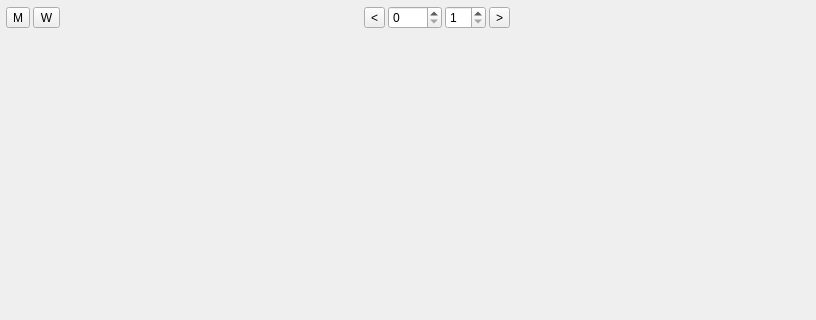
First picture: the form in widgets/CalendarMode/CalendarModeWidget.ui, repository SeptemberHX/TodoManager, before the edit; both pictures show x 0 to 816 and y 0 to 320 of the 816 by 565 pixel window.
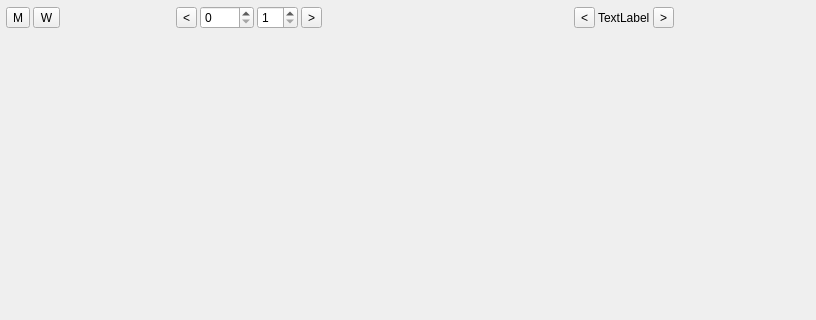
Second picture: the form after the edit.

Commit message: Add: add CalendarWeekWidget to CalendarModeWidget

```diff
--- a/widgets/CalendarMode/CalendarModeWidget.ui
+++ b/widgets/CalendarMode/CalendarModeWidget.ui
@@ -95,6 +95,24 @@
        </widget>
       </item>
       <item>
+       <widget class="QWidget" name="monthOperationWidget" native="true">
+        <layout class="QHBoxLayout" name="horizontalLayout_5">
+         <property name="spacing">
+          <number>3</number>
+         </property>
+         <property name="leftMargin">
+          <number>0</number>
+         </property>
+         <property name="topMargin">
+          <number>0</number>
+         </property>
+         <property name="rightMargin">
+          <number>0</number>
+         </property>
+         <property name="bottomMargin">
+          <number>0</number>
+         </property>
+         <item>
        <spacer name="horizontalSpacer">
         <property name="orientation">
          <enum>Qt::Horizontal</enum>
@@ -145,11 +163,82 @@
         </property>
         <property name="sizeHint" stdset="0">
          <size>
+             <width>75</width>
+             <height>20</height>
+            </size>
+           </property>
+          </spacer>
+         </item>
+        </layout>
+       </widget>
+      </item>
+      <item>
+       <widget class="QWidget" name="weekOperationWidget" native="true">
+        <layout class="QHBoxLayout" name="horizontalLayout_4">
+         <property name="spacing">
+          <number>3</number>
+         </property>
+         <property name="leftMargin">
+          <number>0</number>
+         </property>
+         <property name="topMargin">
+          <number>0</number>
+         </property>
+         <property name="rightMargin">
+          <number>0</number>
+         </property>
+         <property name="bottomMargin">
+          <number>0</number>
+         </property>
+         <item>
+          <spacer name="horizontalSpacer_3">
+           <property name="orientation">
+            <enum>Qt::Horizontal</enum>
+           </property>
+           <property name="sizeHint" stdset="0">
+            <size>
           <width>40</width>
           <height>20</height>
          </size>
         </property>
        </spacer>
+         </item>
+         <item>
+          <widget class="QToolButton" name="prevWeekButton">
+           <property name="text">
+            <string>&lt;</string>
+           </property>
+          </widget>
+         </item>
+         <item>
+          <widget class="QLabel" name="weekLabel">
+           <property name="text">
+            <string>TextLabel</string>
+           </property>
+          </widget>
+         </item>
+         <item>
+          <widget class="QToolButton" name="nextWeekButton">
+           <property name="text">
+            <string>&gt;</string>
+           </property>
+          </widget>
+         </item>
+         <item>
+          <spacer name="horizontalSpacer_4">
+           <property name="orientation">
+            <enum>Qt::Horizontal</enum>
+           </property>
+           <property name="sizeHint" stdset="0">
+            <size>
+             <width>40</width>
+             <height>20</height>
+            </size>
+           </property>
+          </spacer>
+         </item>
+        </layout>
+       </widget>
       </item>
      </layout>
     </widget>
```
Lines whose indentation alone changed are shown as unchanged. The commit also changes 10 other files.
